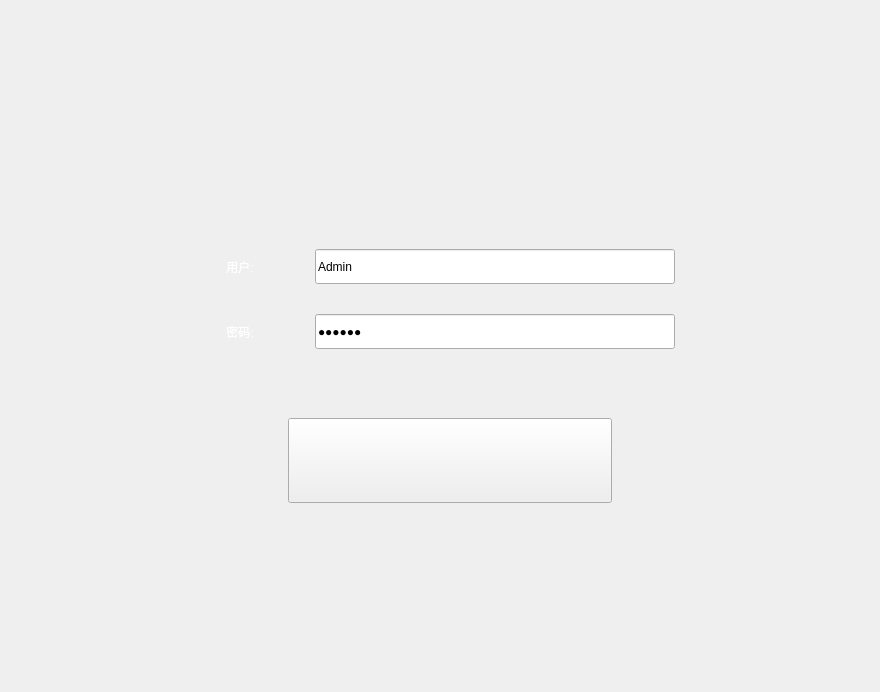
Before: the Qt Designer form Qt/ERP/login.ui in superp2017/NTERP, drawn with Qt 5.
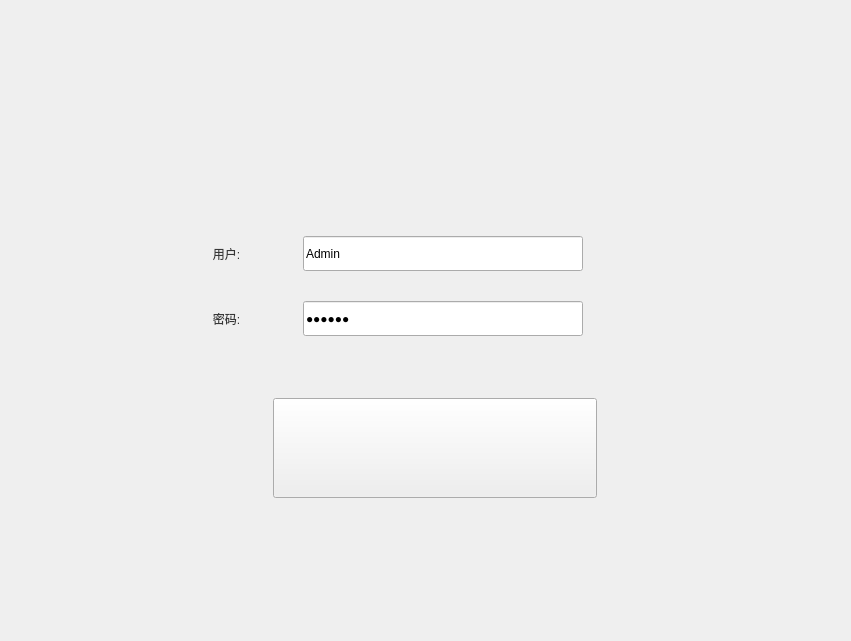
After: the same form once the commit is applied. Icons and pictures are not drawn.

```diff
--- a/Qt/ERP/login.ui
+++ b/Qt/ERP/login.ui
@@ -12,8 +12,8 @@
    <rect>
     <x>0</x>
     <y>0</y>
-    <width>880</width>
-    <height>692</height>
+    <width>851</width>
+    <height>641</height>
    </rect>
   </property>
   <property name="windowTitle">
@@ -25,13 +25,13 @@
      <property name="minimumSize">
       <size>
        <width>600</width>
-       <height>450</height>
+       <height>470</height>
       </size>
      </property>
      <property name="maximumSize">
       <size>
        <width>600</width>
-       <height>450</height>
+       <height>470</height>
       </size>
      </property>
      <property name="autoFillBackground">
@@ -40,32 +40,29 @@
      <property name="styleSheet">
       <string notr="true"/>
      </property>
-     <layout class="QVBoxLayout" name="verticalLayout" stretch="4,1">
+     <layout class="QVBoxLayout" name="verticalLayout" stretch="5,3">
       <property name="leftMargin">
        <number>20</number>
       </property>
       <property name="topMargin">
-       <number>50</number>
+       <number>60</number>
       </property>
       <property name="rightMargin">
        <number>20</number>
       </property>
       <property name="bottomMargin">
-       <number>20</number>
+       <number>0</number>
       </property>
       <item>
-       <layout class="QGridLayout" name="gridLayout" columnstretch="1,3">
+       <layout class="QGridLayout" name="gridLayout" columnstretch="1,4,1">
         <property name="leftMargin">
          <number>20</number>
         </property>
         <property name="topMargin">
-         <number>30</number>
-        </property>
-        <property name="rightMargin">
-         <number>45</number>
+         <number>35</number>
         </property>
         <property name="bottomMargin">
-         <number>15</number>
+         <number>0</number>
         </property>
         <property name="horizontalSpacing">
          <number>15</number>
@@ -81,6 +78,12 @@
             <height>35</height>
            </size>
           </property>
+          <property name="maximumSize">
+           <size>
+            <width>280</width>
+            <height>16777215</height>
+           </size>
+          </property>
           <property name="styleSheet">
            <string notr="true">font: 75 12pt &quot;微软雅黑&quot;;</string>
           </property>
@@ -93,7 +96,7 @@
          <widget class="QLabel" name="label_2">
           <property name="styleSheet">
            <string notr="true">font: 75 25pt &quot;微软雅黑&quot;;
-color: rgb(255, 255, 255);</string>
+color: rgb(55, 55, 55);</string>
           </property>
           <property name="text">
            <string>密码:</string>
@@ -107,7 +110,7 @@
          <widget class="QLabel" name="label">
           <property name="styleSheet">
            <string notr="true">font: 75 25pt &quot;微软雅黑&quot;;
-color: rgb(255, 255, 255);</string>
+color: rgb(55, 55, 55);</string>
           </property>
           <property name="text">
            <string>用户:</string>
@@ -125,6 +128,12 @@
             <height>35</height>
            </size>
           </property>
+          <property name="maximumSize">
+           <size>
+            <width>280</width>
+            <height>16777215</height>
+           </size>
+          </property>
           <property name="styleSheet">
            <string notr="true">font: 12pt &quot;AcadEref&quot;;</string>
           </property>
@@ -136,6 +145,32 @@
           </property>
          </widget>
         </item>
+        <item row="0" column="2">
+         <spacer name="horizontalSpacer_3">
+          <property name="orientation">
+           <enum>Qt::Horizontal</enum>
+          </property>
+          <property name="sizeHint" stdset="0">
+           <size>
+            <width>40</width>
+            <height>20</height>
+           </size>
+          </property>
+         </spacer>
+        </item>
+        <item row="1" column="2">
+         <spacer name="horizontalSpacer_4">
+          <property name="orientation">
+           <enum>Qt::Horizontal</enum>
+          </property>
+          <property name="sizeHint" stdset="0">
+           <size>
+            <width>40</width>
+            <height>20</height>
+           </size>
+          </property>
+         </spacer>
+        </item>
        </layout>
       </item>
       <item>
@@ -164,7 +199,7 @@
           <property name="minimumSize">
            <size>
             <width>0</width>
-            <height>85</height>
+            <height>100</height>
            </size>
           </property>
           <property name="styleSheet">
```
